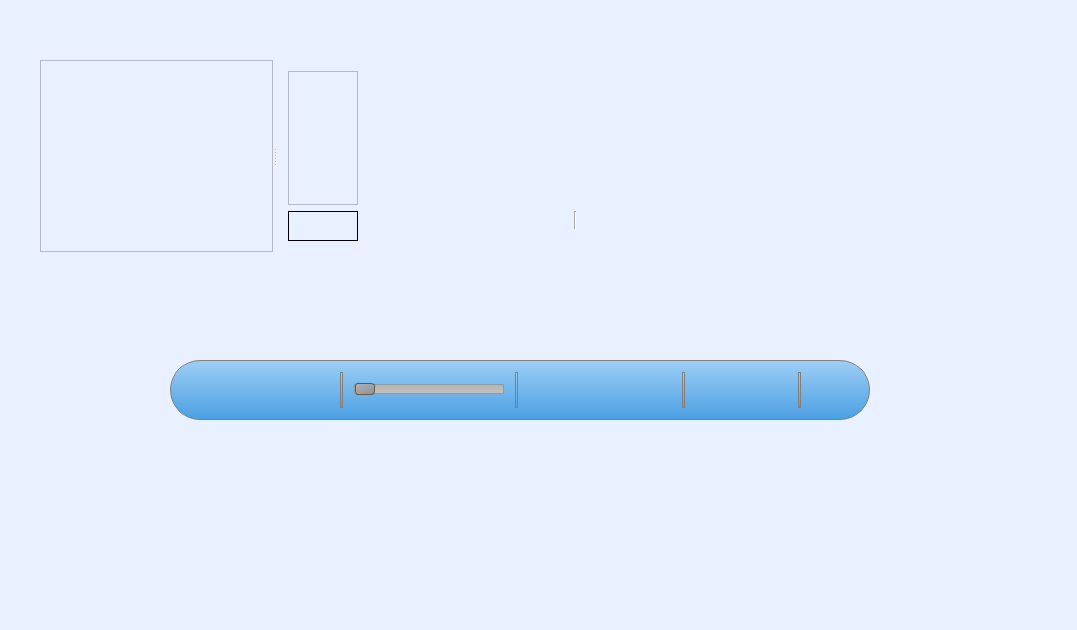
Qt form ui/mainwindow.ui (bduminiuc/imageviewver) before a commit.
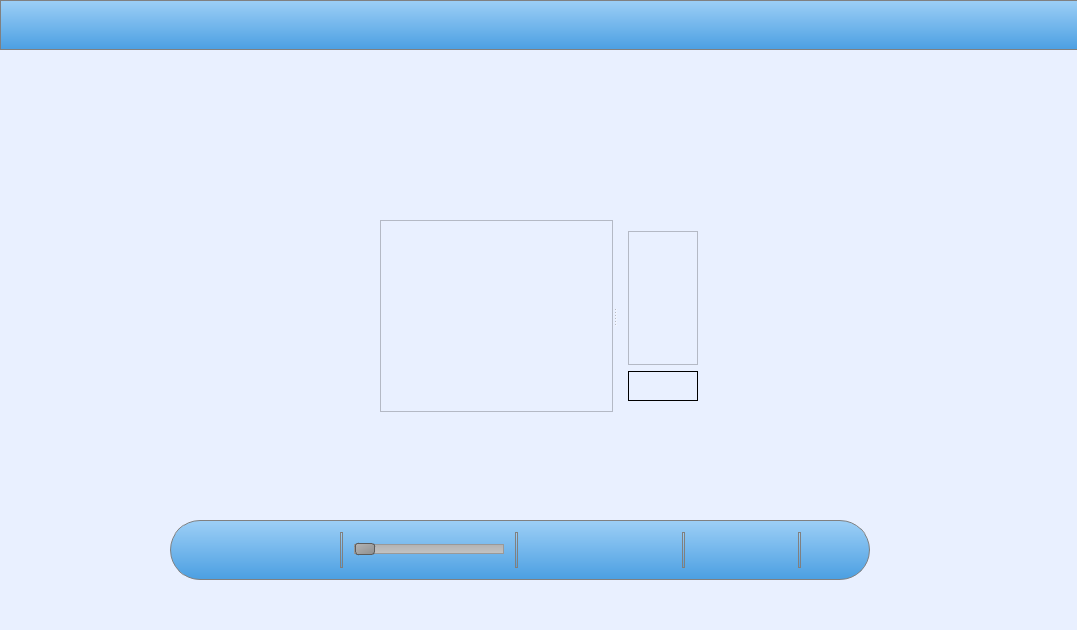
The same form after that commit. Icons and pictures are not drawn.

The edit to the form file:
```diff
--- a/ui/mainwindow.ui
+++ b/ui/mainwindow.ui
@@ -24,8 +24,8 @@
    <widget class="QSplitter" name="splitter">
     <property name="geometry">
      <rect>
-      <x>40</x>
-      <y>60</y>
+      <x>380</x>
+      <y>220</y>
       <width>329</width>
       <height>192</height>
      </rect>
@@ -89,7 +89,7 @@
     <property name="geometry">
      <rect>
       <x>170</x>
-      <y>360</y>
+      <y>520</y>
       <width>700</width>
       <height>60</height>
      </rect>
@@ -512,36 +512,168 @@
      </item>
     </layout>
    </widget>
-   <widget class="QWidget" name="widget_2" native="true">
+   <widget class="QFrame" name="headerFrame">
     <property name="geometry">
      <rect>
-      <x>460</x>
-      <y>200</y>
-      <width>230</width>
-      <height>40</height>
+      <x>0</x>
+      <y>0</y>
+      <width>1081</width>
+      <height>50</height>
      </rect>
     </property>
+    <property name="minimumSize">
+     <size>
+      <width>0</width>
+      <height>50</height>
+     </size>
+    </property>
+    <property name="maximumSize">
+     <size>
+      <width>16777215</width>
+      <height>50</height>
+     </size>
+    </property>
     <property name="styleSheet">
-     <string notr="true">background: transparent;</string>
+     <string notr="true">QFrame { 
+	background-color: qlineargradient(spread:pad, x1:0.5, y1:0, x2:0.5, y2:1, stop:0 rgba(157, 207, 246, 255), stop:0.5 rgba(116, 183, 236, 255), stop:1 rgba(75, 159, 226, 255));
+	border: 1px solid gray;
+}
+
+QPushButton {
+	background-color: transparent;
+	border-radius: 20px;
+}
+
+QPushButton:hover:!pressed {
+background-color: qlineargradient(spread:pad, x1:0.5, y1:0, x2:0.5, y2:1, stop:0 rgba(177, 227, 255, 255), stop:0.5 rgba(136, 203, 255, 255), stop:1 rgba(95, 179, 246, 255));
+}
+
+QPushButton:pressed {
+	background-color: qlineargradient(spread:pad, x1:0.5, y1:0, x2:0.5, y2:1, stop:0 rgba(255, 255, 255, 255), stop:1 rgba(230, 230, 230, 255));
+}</string>
     </property>
-    <layout class="QGridLayout" name="gridLayout">
-     <property name="sizeConstraint">
-      <enum>QLayout::SetNoConstraint</enum>
+    <property name="frameShape">
+     <enum>QFrame::StyledPanel</enum>
+    </property>
+    <property name="frameShadow">
+     <enum>QFrame::Raised</enum>
+    </property>
+    <layout class="QHBoxLayout" name="horizontalLayout_2">
+     <property name="topMargin">
+      <number>1</number>
      </property>
-     <item row="0" column="0">
-      <widget class="Line" name="line_6">
+     <property name="bottomMargin">
+      <number>1</number>
+     </property>
+     <item>
+      <widget class="QPushButton" name="pushButtonCopy_2">
        <property name="minimumSize">
         <size>
-         <width>0</width>
-         <height>5</height>
+         <width>40</width>
+         <height>40</height>
         </size>
        </property>
+       <property name="maximumSize">
+        <size>
+         <width>40</width>
+         <height>40</height>
+        </size>
+       </property>
+       <property name="toolTip">
+        <string>Копировать</string>
+       </property>
        <property name="styleSheet">
-        <string notr="true">margin-left: 1px;
-background: white;</string>
+        <string notr="true">border: none;</string>
        </property>
+       <property name="text">
+        <string/>
+       </property>
+       <property name="icon">
+        <iconset resource="resources.qrc">
+         <normaloff>:/icons/images/Open.ico</normaloff>:/icons/images/Open.ico</iconset>
+       </property>
+       <property name="iconSize">
+        <size>
+         <width>24</width>
+         <height>24</height>
+        </size>
+       </property>
+      </widget>
+     </item>
+     <item>
+      <spacer name="horizontalSpacer">
        <property name="orientation">
-        <enum>Qt::Vertical</enum>
+        <enum>Qt::Horizontal</enum>
+       </property>
+       <property name="sizeHint" stdset="0">
+        <size>
+         <width>920</width>
+         <height>20</height>
+        </size>
+       </property>
+      </spacer>
+     </item>
+     <item>
+      <widget class="QPushButton" name="pushButtonCopy_4">
+       <property name="minimumSize">
+        <size>
+         <width>40</width>
+         <height>40</height>
+        </size>
+       </property>
+       <property name="maximumSize">
+        <size>
+         <width>40</width>
+         <height>40</height>
+        </size>
+       </property>
+       <property name="toolTip">
+        <string>Копировать</string>
+       </property>
+       <property name="text">
+        <string/>
+       </property>
+       <property name="icon">
+        <iconset resource="resources.qrc">
+         <normaloff>:/icons/images/Help.ico</normaloff>:/icons/images/Help.ico</iconset>
+       </property>
+       <property name="iconSize">
+        <size>
+         <width>24</width>
+         <height>24</height>
+        </size>
+       </property>
+      </widget>
+     </item>
+     <item>
+      <widget class="QPushButton" name="pushButtonCopy_3">
+       <property name="minimumSize">
+        <size>
+         <width>40</width>
+         <height>40</height>
+        </size>
+       </property>
+       <property name="maximumSize">
+        <size>
+         <width>40</width>
+         <height>40</height>
+        </size>
+       </property>
+       <property name="toolTip">
+        <string>Копировать</string>
+       </property>
+       <property name="text">
+        <string/>
+       </property>
+       <property name="icon">
+        <iconset resource="resources.qrc">
+         <normaloff>:/icons/images/Settings.ico</normaloff>:/icons/images/Settings.ico</iconset>
+       </property>
+       <property name="iconSize">
+        <size>
+         <width>24</width>
+         <height>24</height>
+        </size>
        </property>
       </widget>
      </item>
```
Left out of the diff: 2 changed lines with no effect on the pictures.
